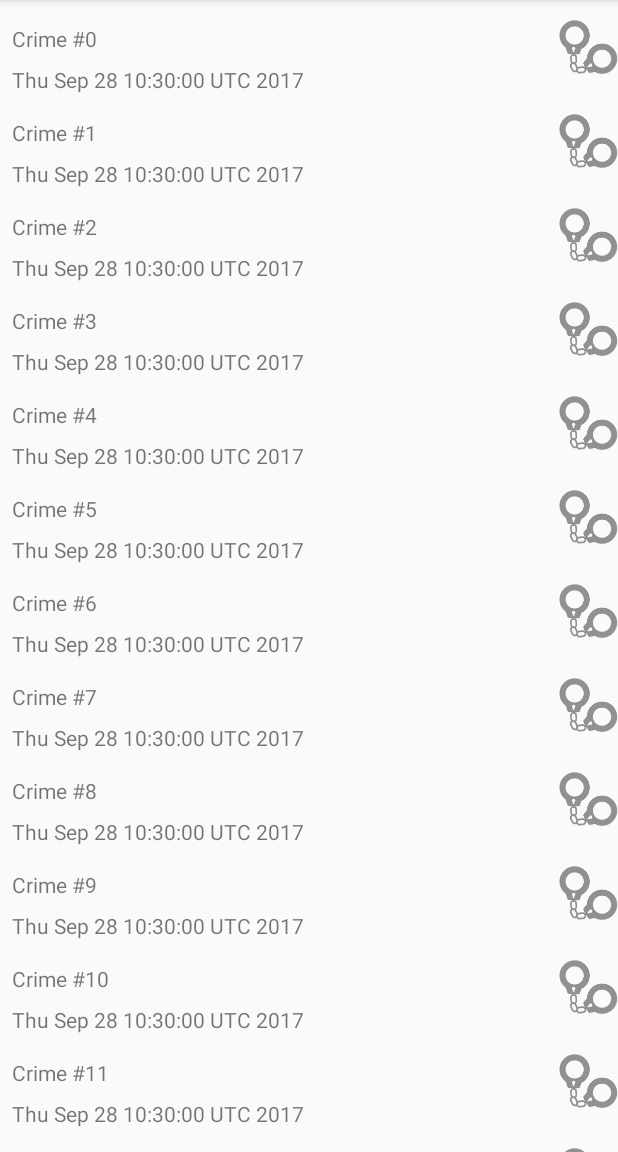
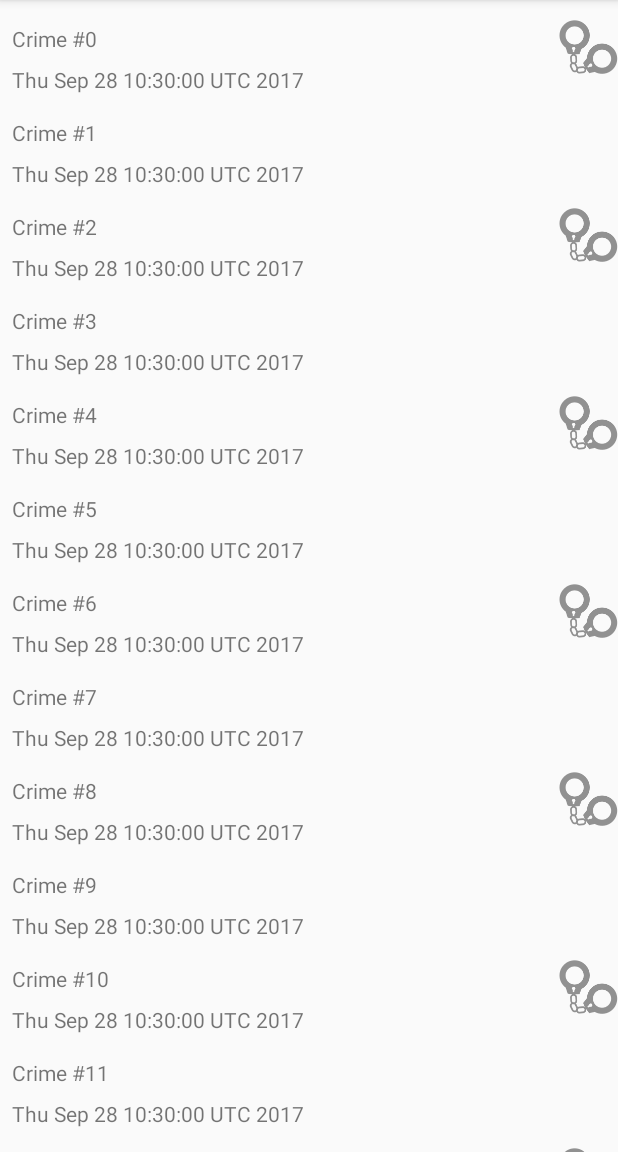
Before and after one commit to Aaronmb123/CriminalIntent, an Android app: the screen it shows after launch (CrimeListActivity), on a phone screen of 412 x 824 dp, the part 84-1236 px from its top. Run offline under Robolectric (Android 15) with nearby library versions, the phone set to English and light mode, and no system bars.

Commit message:
making list items dynamic

```diff
--- a/app/src/main/java/com/bakeaaro/criminalintent/CrimeListFragment.java
+++ b/app/src/main/java/com/bakeaaro/criminalintent/CrimeListFragment.java
@@ -7,6 +7,7 @@ import android.support.v7.widget.RecyclerView;
 import android.view.LayoutInflater;
 import android.view.View;
 import android.view.ViewGroup;
+import android.widget.ImageView;
 import android.widget.TextView;
 import android.widget.Toast;
 
@@ -43,11 +44,13 @@ public class CrimeListFragment extends Fragment {
 
         private TextView mTitleView;
         private TextView mDateTextView;
+        private ImageView mSolvedImageView;
 
         public void bind(Crime crime) {
             mCrime = crime;
             mTitleView.setText(mCrime.getTitle());
             mDateTextView.setText(mCrime.getDate().toString());
+            mSolvedImageView.setVisibility(crime.isSolved() ? View.VISIBLE : View.GONE);
         }
 
         public CrimeHolder(LayoutInflater inflater, ViewGroup parent) {
@@ -56,6 +59,7 @@ public class CrimeListFragment extends Fragment {
 
             mTitleView = (TextView) itemView.findViewById(R.id.crime_title);
             mDateTextView = (TextView) itemView.findViewById(R.id.crime_date);
+            mSolvedImageView = (ImageView) itemView.findViewById(R.id.crime_solved);
 
         }
 
--- a/app/src/main/res/layout/list_item_crime.xml
+++ b/app/src/main/res/layout/list_item_crime.xml
@@ -18,7 +18,7 @@
         android:text="Crime Title"
         app:layout_constraintLeft_toLeftOf="parent"
         app:layout_constraintTop_toTopOf="parent"
-        app:layout_constraintRight_toLeftOf="@+id/imageView"
+        app:layout_constraintRight_toLeftOf="@+id/crime_solved"
         android:layout_marginLeft="8dp"
         android:layout_marginRight="8dp"/>
 
@@ -31,11 +31,11 @@
         android:layout_marginTop="8dp"
         android:text="Crime Date"
         app:layout_constraintLeft_toLeftOf="parent"
-        app:layout_constraintRight_toLeftOf="@+id/imageView"
+        app:layout_constraintRight_toLeftOf="@+id/crime_solved"
         app:layout_constraintTop_toBottomOf="@+id/crime_title"/>
 
     <ImageView
-        android:id="@+id/imageView"
+        android:id="@+id/crime_solved"
         android:layout_width="wrap_content"
         android:layout_height="wrap_content"
         app:srcCompat="@drawable/ic_solved"
```
